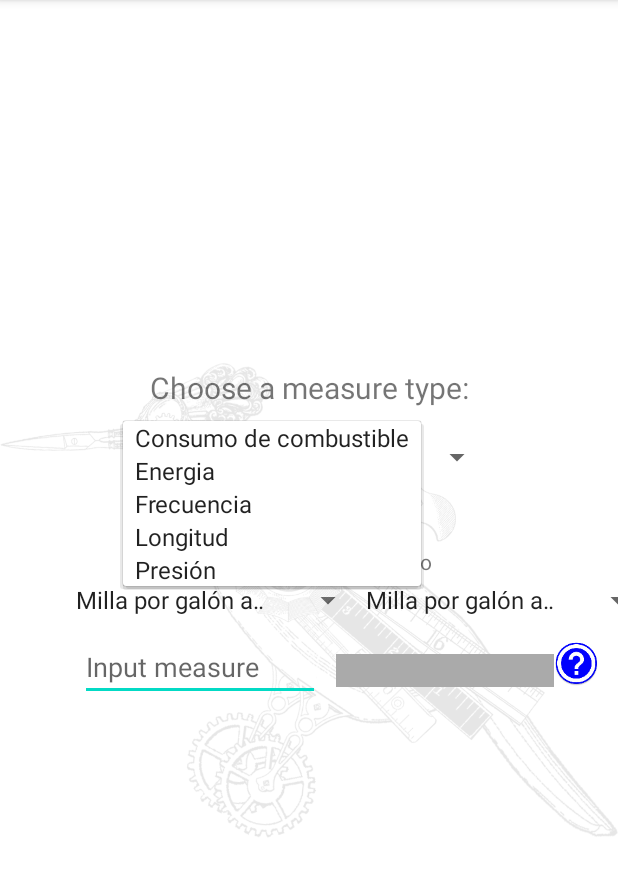
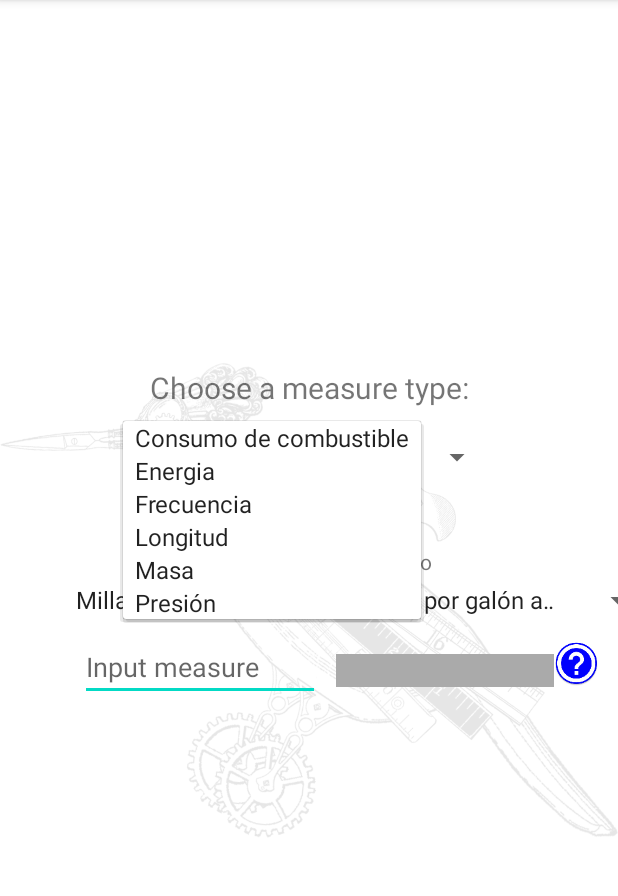
Before and after one commit to alonsopago/MesureConvCalc, an Android app: the screen it shows after launch (MainActivity), after a tap on "Consumo de combustible", on a phone screen of 412 x 824 dp, the part 84-980 px from its top. Run offline under Robolectric (Android 15) with nearby library versions, the phone set to English and light mode, and no system bars.

Commit message:
Initial commit

```diff
--- a/app/src/main/res/values/arrays.xml
+++ b/app/src/main/res/values/arrays.xml
@@ -50,6 +50,21 @@
             *1.852 ,*1852 ,*185200,*1.852e+6,*1.852e+9,*1.852e+12,*1.151    ,*2025    ,*6076    ,*72913  ,*1
         </item>
         <item>
+            <name>Masa,Tonelada,Kilogramo,Gramo,Miligramo,Microgramo,Tonelada larga,Tonelada corta,Stone,Libra,Onza</name>
+        </item>
+        <item>
+            *1    ,*1000  ,*1e+6    ,*1e+9    ,*1e+12     ,/1.016    ,*1.102     ,*157     ,*2205    ,*35274   ,
+            /1000 ,*1     ,*1000    ,*1e+6    ,*1e+9      ,/1016     ,/907       ,/6.35    ,*2.205   ,*35.274  ,
+            /1e+6 ,/1000  ,*1       ,*1000    ,*1e+6      ,/1.016e+6 ,/907185    ,/6350    ,/454     ,/28.35   ,
+            /1e+9 ,/1e+6  ,/1000    ,*1       ,*1000      ,/1.016e+9 ,/9.072e+8  ,/6.35e+6 ,/453592  ,/28350   ,
+            /1e+12,/1e+9  ,/1e+6    ,/1000    ,*1         ,/1.016e+12,/9.072e+11 ,/6.35e+9 ,/4.536e+8,/2.835e+7,
+            *1.016,*1016  ,*1.016e+6,*1.016e+9,*1.016e+12 ,*1        ,*1.12      ,*160     ,*2240    ,*35840   ,
+            /1.102,*907   ,*907185  ,*9.072e+8,* 9.072e+11,/1.12     ,*1         ,*143     ,*2000    ,*32000    ,
+            *224  ,*6.35  ,*6350    ,* 6.35e+6,*6.35e+9   ,/160      ,/143       ,*1       ,*14      ,*224     ,
+            /2205 ,/2.205 ,*454     ,*453592  ,*4.536e+8  ,/2240     ,/2000      ,/14      ,*1       ,*16      ,
+            /35274,/35.274,*28.35   ,*28350   ,*2.835e+7  ,/35840    ,/32000     ,/224     ,/16      ,*1
+        </item>
+        <item>
             Presión,Atmósfera,Bar,Libra por pulgada cuadrada,Pascal,Torr
         </item>
         <item>
@@ -58,12 +73,6 @@
             /14.696,/14.504,*1     ,*6895  ,*51.715,
             /101325,/100000,/6895  ,*1     ,/133,
             /760   ,/750   ,/51.715,*133   ,*1
-        </item>
-        <item>
-            <name>Masa</name>
-        </item>
-        <item>
-            - Not asigned
         </item>
         <item>
             <name>Tamaño de datos</name>
```
